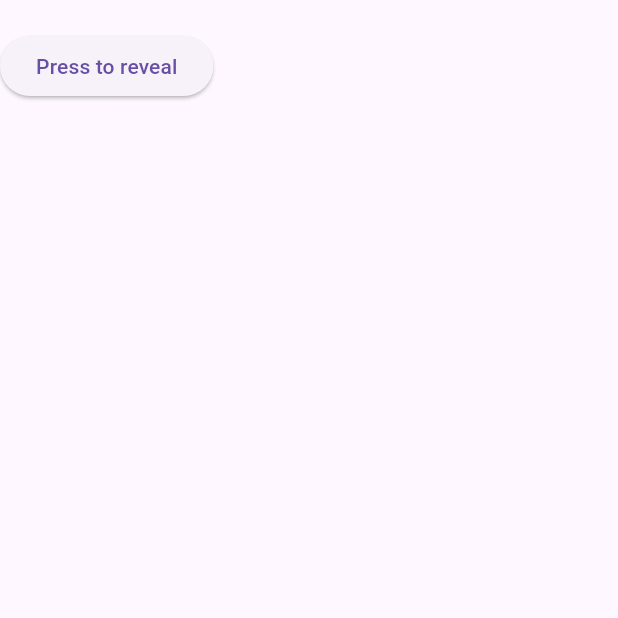
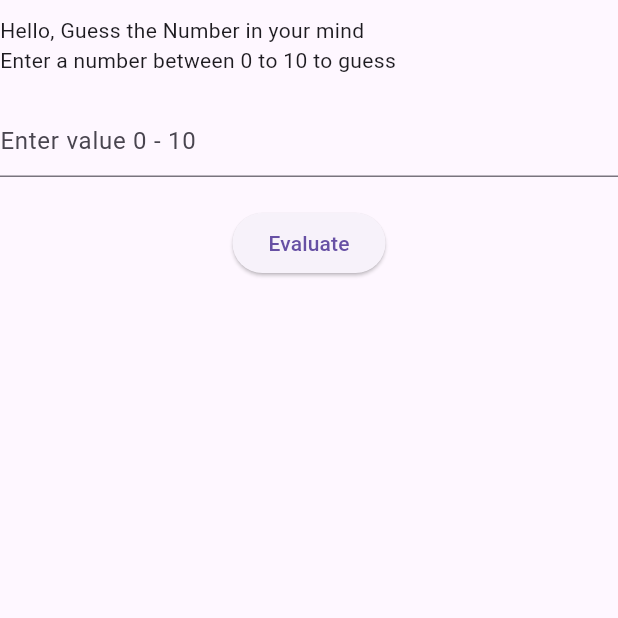
Before and after one commit to awaab-ahmad/testing_Ci_Cd, a Flutter app: the screen it shows after launch, on a phone screen of 412 x 824 dp, the top half of it. Run offline on Flutter 3.47's test engine with Material 3 defaults, Android fonts, the phone set to English and light mode, and no system bars; our stand-ins replace flutter_local_notifications, material_ui, timezone.

Commit message:
Added Random work

```diff
--- a/lib/main.dart
+++ b/lib/main.dart
@@ -2,6 +2,7 @@ import 'package:material_ui/material_ui.dart';
 import 'package:provider/provider.dart';
 import 'package:test_2/controller/state_manage.dart';
 import 'package:test_2/views/screens/kotlin_show.dart';
+import 'package:test_2/views/screens/logic_check.dart';
 
 void main() {
   WidgetsFlutterBinding.ensureInitialized(); // imp for notifications
@@ -16,7 +17,7 @@ class MainState extends StatelessWidget {
   Widget build(BuildContext context) {
     return ChangeNotifierProvider(
       create: (context) => StateManage(),
-      child: const MaterialApp(home: KotlinHello()),
+      child: const MaterialApp(home: LogicCheckingWork()),
     );
   }
 }
--- /dev/null
+++ b/lib/views/screens/logic_check.dart
@@ -0,0 +1,85 @@
+import 'dart:math';
+
+import 'package:flutter/services.dart';
+import 'package:material_ui/material_ui.dart';
+import 'package:flutter/foundation.dart';
+
+class LogicCheckingWork extends StatefulWidget {
+  const new({super.key});
+
+  @override
+  State<LogicCheckingWork> createState() => _LogicCheckingWorkState();
+}
+
+class _LogicCheckingWorkState extends State<LogicCheckingWork> {
+  late Random value;
+  late int valueToGuess;
+  late TextEditingController valueField;
+
+  @override
+  void initState() {
+    super.initState();
+    value = Random();
+    valueToGuess = value.nextInt(10);
+    valueField = TextEditingController();
+    if (kDebugMode) print(value);
+  }
+
+  @override
+  void dispose() {
+    super.dispose();
+    valueField.dispose();
+  }
+
+  @override
+  Widget build(BuildContext context) {
+    return Scaffold(
+      body: SafeArea(
+        child: Column(
+          crossAxisAlignment: .start,
+          children: [
+            const SizedBox(height: 10),
+            Text('Hello, Guess the Number in your mind'),
+            Text('Enter a number between 0 to 10 to guess'),
+            const SizedBox(height: 20),
+            TextField(
+              controller: valueField,
+              inputFormatters: [
+                FilteringTextInputFormatter.digitsOnly
+              ],
+              keyboardType: TextInputType.number,
+              decoration: InputDecoration(hintText: 'Enter value 0 - 10'),
+            ),
+            const SizedBox(height: 20),
+            Center(
+              child: ElevatedButton(
+                onPressed: () {
+                  checkValue();
+                },
+                child: Text('Evaluate'),
+              ),
+            ),
+          ],
+        ),
+      ),
+    );
+  }
+
+  void checkValue() {
+    if (valueField.text.trim().isEmpty) return;
+    final receivedValue = double.tryParse(valueField.text.trim());
+    final userValue = receivedValue?.toInt();
+    if(userValue == null) {
+      if(kDebugMode) print('Value\'s format is not right');
+      return;
+    }
+    if(kDebugMode) print(userValue);
+    if (userValue == valueToGuess) {
+      if (kDebugMode) print('Value matched');
+      return;
+    } else if (userValue != valueToGuess) {
+      if (kDebugMode) print('Not right value, please re-enter another');
+      return;
+    }
+  }
+}
```
Also changed, not shown: pubspec.lock, 2 other files.
